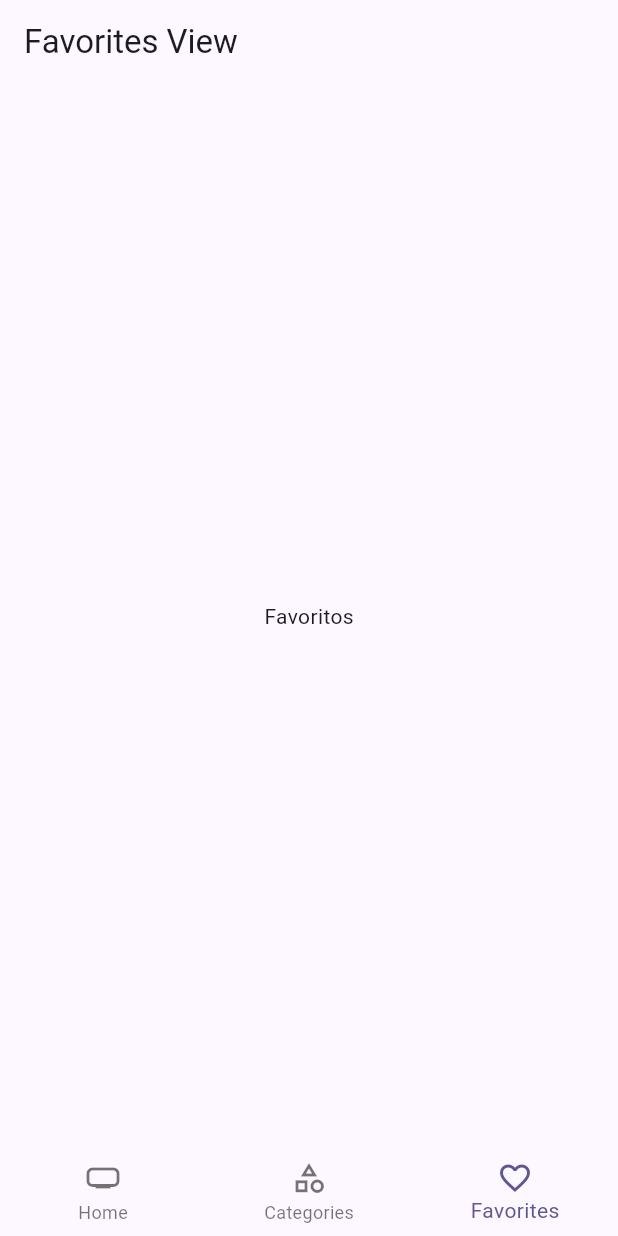
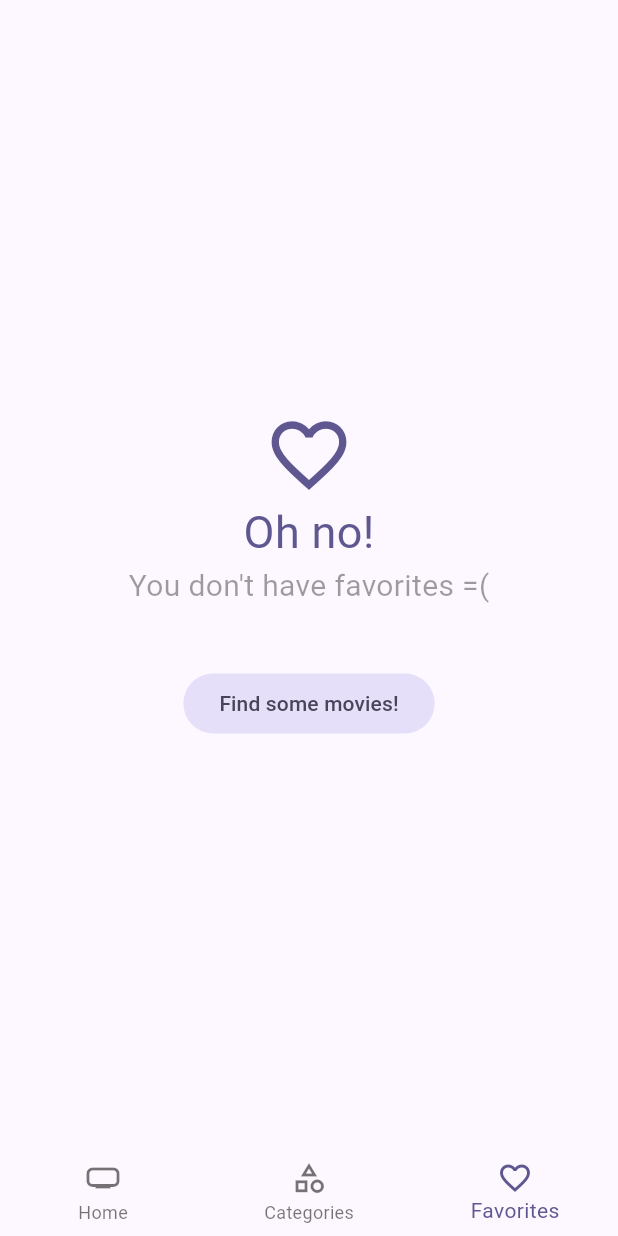
Before and after one commit to JoelVerastegui/cinemapedia, a Flutter app: the screen it shows after launch, item 3 of the bottom bar chosen, on a phone screen of 412 x 824 dp. Run offline on Flutter 3.47's test engine with Material 3 defaults, Android fonts, the phone set to English and light mode, and no system bars; our stand-ins replace animate_do, card_swiper, dio, flutter_dotenv, flutter_riverpod, go_router and 1 more; accounts and stored records are empty; generated files the repository leaves out were written again; network calls fail.

Commit message:
Sixth version

```diff
--- a/lib/domain/entities/movie.dart
+++ b/lib/domain/entities/movie.dart
@@ -1,4 +1,10 @@
+import "package:isar/isar.dart";
+
+part 'movie.g.dart';
+
+@collection
 class Movie {
+  Id? isarId;
   final bool adult;
   final String backdropPath;
   final List<String> genreIds;
--- a/lib/infrastructure/models/movie_detail.dart
+++ b/lib/infrastructure/models/movie_detail.dart
@@ -126,8 +126,8 @@
     factory BelongsToCollection.fromJson(Map<String, dynamic> json) => BelongsToCollection(
         id: json["id"],
         name: json["name"],
-        posterPath: json["poster_path"],
-        backdropPath: json["backdrop_path"],
+        posterPath: json["poster_path"] ?? '',
+        backdropPath: json["backdrop_path"] ?? '',
     );
 
     Map<String, dynamic> toJson() => {
--- a/lib/presentation/providers/providers.dart
+++ b/lib/presentation/providers/providers.dart
@@ -6,3 +6,5 @@
 export 'actors/actors_repository_provider.dart';
 export 'actors/actors_by_movie_provider.dart';
 export 'search/search_movie_provider.dart';
+export 'storage/local_storage_provider.dart';
+export 'storage/favorite_movies_provider.dart';
--- /dev/null
+++ b/lib/presentation/providers/storage/favorite_movies_provider.dart
@@ -0,0 +1,47 @@
+import 'package:cinemapedia/domain/entities/movie.dart';
+import 'package:cinemapedia/domain/repositories/local_storage_repository.dart';
+import 'package:cinemapedia/presentation/providers/providers.dart';
+import 'package:flutter_riverpod/flutter_riverpod.dart';
+
+class FavoriteMoviesNotifier extends StateNotifier<Map<int, Movie>> {
+  final LocalStorageRepository localStorageRepository;
+  int page = 0;
+
+  FavoriteMoviesNotifier({
+    required this.localStorageRepository
+  }) :super({});
+
+  Future<List<Movie>> loadNextPage() async {
+    final movies = await localStorageRepository.loadMovies(offset: page * 12);
+    page++;
+
+    final tempMovies = <int, Movie>{};
+
+    for(final movie in movies) {
+      tempMovies[movie.id] = movie;
+    }
+
+    state = {...state, ...tempMovies};
+
+    return movies;
+  }
+
+  Future<void> toggleFavorite(Movie movie) async {
+    // await localStorageRepository.toggleFavorite(movie);
+    // final bool isMovieInFavorites = state[movie.id] != null;
+    final bool isMovieInFavorites = await localStorageRepository.toggleFavorite(movie);
+
+    if(isMovieInFavorites) {
+      state.remove(movie.id);
+      state = { ...state };
+    } else {
+      state = { ...state, movie.id: movie};
+    }
+  }
+}
+
+final favoriteMoviesProvider = StateNotifierProvider<FavoriteMoviesNotifier, Map<int, Movie>>((ref) {
+  final localStorageRepository = ref.watch(localStorageRepositoryProvider);
+
+  return FavoriteMoviesNotifier(localStorageRepository: localStorageRepository);
+});
--- a/lib/presentation/views/movies/favorites_view.dart
+++ b/lib/presentation/views/movies/favorites_view.dart
@@ -1,15 +1,69 @@
+import 'package:go_router/go_router.dart';
+import 'package:cinemapedia/presentation/providers/providers.dart';
+import 'package:cinemapedia/presentation/widgets/widgets.dart';
 import 'package:flutter/material.dart';
+import 'package:flutter_riverpod/flutter_riverpod.dart';
 
-class FavoritesView extends StatelessWidget {
+class FavoritesView extends ConsumerStatefulWidget {
   const FavoritesView({super.key});
 
   @override
+  FavoritesViewState createState() => FavoritesViewState();
+}
+
+class FavoritesViewState extends ConsumerState<FavoritesView> {
+  bool isLoading = false;
+  bool isLastPage = false;
+
+  @override
+  void initState() {
+    super.initState();
+
+    loadNextPage();
+  }
+
+  void loadNextPage() async {
+    if(isLoading || isLastPage) return;
+    isLoading = true;
+
+    final movies = await ref.read(favoriteMoviesProvider.notifier).loadNextPage();
+    isLoading = false;
+
+    if(movies.isEmpty) {
+      isLastPage = true;
+    }
+  }
+
+  @override
   Widget build(BuildContext context) {
+    final movies = ref.watch(favoriteMoviesProvider).values.toList();
+
+    if(movies.isEmpty) {
+      final colors = Theme.of(context).colorScheme;
+
+      return Center(
+        child: Column(
+          mainAxisAlignment: MainAxisAlignment.center,
+          crossAxisAlignment: CrossAxisAlignment.center,
+          children: [
+            Icon(Icons.favorite_outline_sharp, color: colors.primary, size: 60),
+            Text('Oh no!', style: TextStyle(color: colors.primary, fontSize: 30)),
+            const Text('You don\'t have favorites =(', style: TextStyle(color: Colors.black38, fontSize: 20)),
+            const SizedBox(height: 40),
+            FilledButton.tonal(
+              onPressed: () => context.go('/home/0'),
+              child: const Text('Find some movies!')
+            )
+          ],
+        ),
+      );
+    }
+
     return Scaffold(
-      appBar: AppBar(
-        title: const Text('Favorites View'),
+      body: MovieMasonry(
+        movies: movies,
+        loadNextPage: () => loadNextPage(),
       ),
-      body: const Center(child: Text('Favoritos'),),
     );
   }
 }
--- a/lib/presentation/widgets/shared/custom_appbar.dart
+++ b/lib/presentation/widgets/shared/custom_appbar.dart
@@ -44,7 +44,7 @@
                     final movie = value;
 
                     if(movie != null) {
-                      context.push('/movie/${movie.id}');
+                      context.push('/home/0/movie/${movie.id}');
                     }
                   });
                 }
--- a/lib/presentation/widgets/widgets.dart
+++ b/lib/presentation/widgets/widgets.dart
@@ -3,3 +3,5 @@
 export 'movies/movie_slideshow.dart';
 export 'movies/movie_horizontal_listview.dart';
 export 'shared/fullscreen_loader.dart';
+export 'movies/movie_masonry.dart';
+export 'movies/movie_poster_link.dart';
--- a/pubspec.yaml
+++ b/pubspec.yaml
@@ -14,13 +14,19 @@
     sdk: flutter
   flutter_dotenv: ^5.1.0
   flutter_riverpod: ^2.4.10
+  flutter_staggered_grid_view: ^0.7.0
   go_router: ^13.1.0
   intl: ^0.19.0
+  isar: ^3.1.0+1
+  isar_flutter_libs: ^3.1.0+1
+  path_provider: ^2.1.4
 
 dev_dependencies:
+  build_runner: ^2.4.12
   flutter_lints: ^2.0.0
   flutter_test:
     sdk: flutter
+  isar_generator: ^3.1.0+1
 
 flutter:
   uses-material-design: true
```
Also changed, not shown: lib/domain/datasources/local_storage_datasource.dart (added, +11 -0 lines), lib/domain/repositories/local_storage_repository.dart (added, +11 -0 lines), lib/infrastructure/datasources/isar_datasource.dart (added, +69 -0 lines), lib/infrastructure/repositories/local_storage_repository_impl.dart (added, +25 -0 lines), lib/presentation/providers/storage/local_storage_provider.dart (added, +7 -0 lines), lib/presentation/screens/movies/movie_screen.dart (+65 -15 lines), lib/presentation/widgets/movies/movie_masonry.dart (added, +67 -0 lines), lib/presentation/widgets/movies/movie_poster_link.dart (added, +25 -0 lines), lib/domain/entities/movie.g.dart (added), pubspec.lock, 6 other files.
